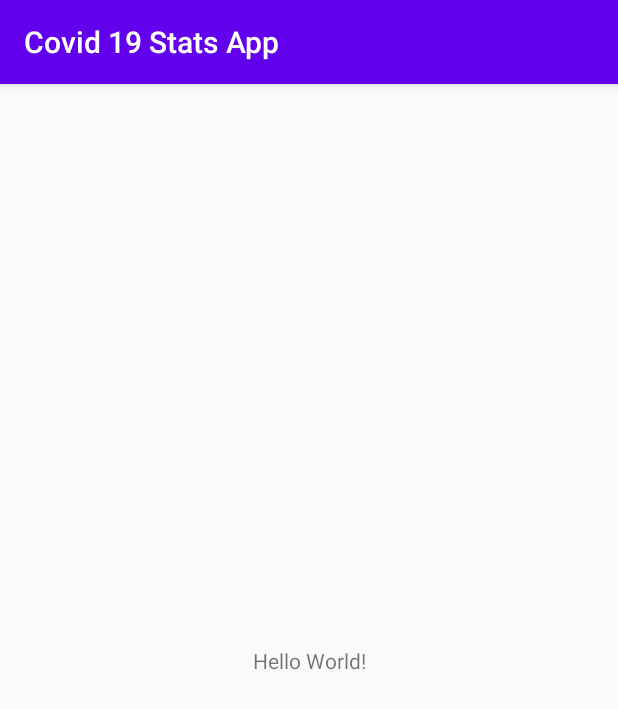
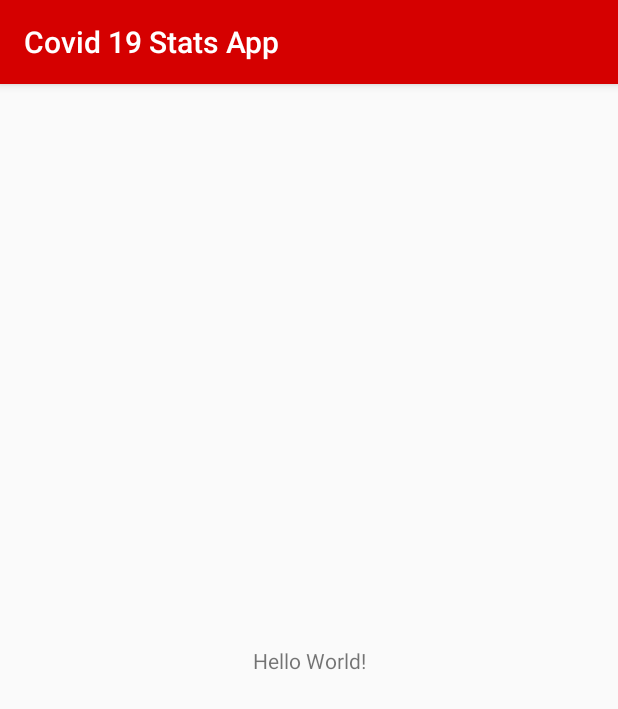
Before and after one commit to MosesWangira/Covid19-Application-Stats, an Android app: the screen it shows after launch (MainActivity), on a phone screen of 412 x 824 dp. Shown: the top 709 px of the screen. Run offline under Robolectric (Android 15) with nearby library versions, the phone set to English and light mode, and no system bars.

Commit message:
style and color

```diff
--- a/app/src/main/res/values/colors.xml
+++ b/app/src/main/res/values/colors.xml
@@ -1,6 +1,6 @@
 <?xml version="1.0" encoding="utf-8"?>
 <resources>
-    <color name="colorPrimary">#6200EE</color>
-    <color name="colorPrimaryDark">#3700B3</color>
-    <color name="colorAccent">#03DAC5</color>
+    <color name="colorPrimary">#D50000</color>
+    <color name="colorPrimaryDark">#D50000</color>
+    <color name="colorAccent">#D50000</color>
 </resources>
```
Also changed, not shown: app/src/main/res/values/styles.xml (+44 -0 lines).
